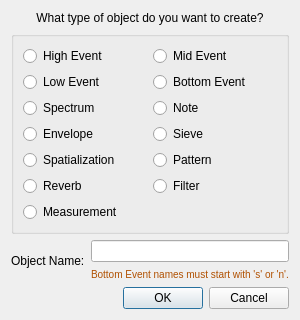
This is LASSIE/src/ui/FileNewObject.ui in passyur/DISSCO-2.2.0 as Qt 5 draws it before an edit. The edited form follows.
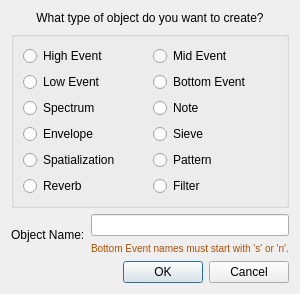
This is the edited form.

Commit message:
remove measurement event
sever said that he doesn't know what this, I don't know what this, and I'm pretty sure no one else does, so this just completely removes it

Patch:
```diff
--- a/LASSIE/src/ui/FileNewObject.ui
+++ b/LASSIE/src/ui/FileNewObject.ui
@@ -127,17 +127,6 @@
         </item>
        </layout>
       </item>
-      <item>
-       <layout class="QHBoxLayout" name="objectGroup14Layout">
-        <item>
-         <widget class="QRadioButton" name="buttonMea">
-          <property name="text">
-           <string>Measurement</string>
-          </property>
-         </widget>
-        </item>
-       </layout>
-      </item>
      </layout>
     </widget>
    </item>
```
The commit also changes 5 other files.
